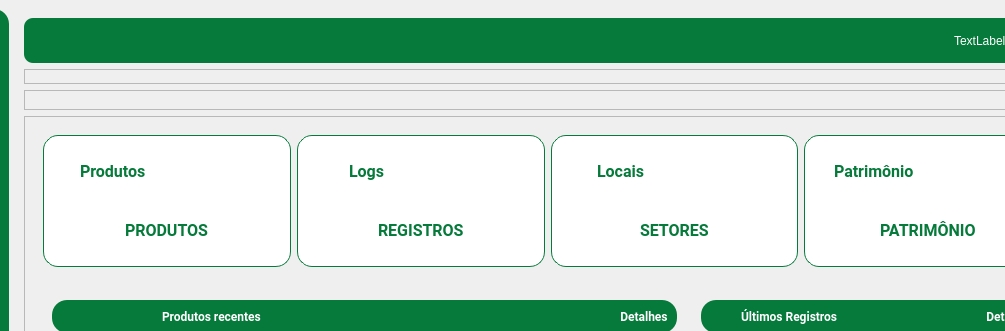
Above: PATP/asset_ctrl/templates/interfaces/interface.ui from eduardogm22/controle_patrimonio before the change; both pictures show x 111 to 1116 and y 0 to 331 of the 1200 by 801 pixel window. Below: the same form after it.
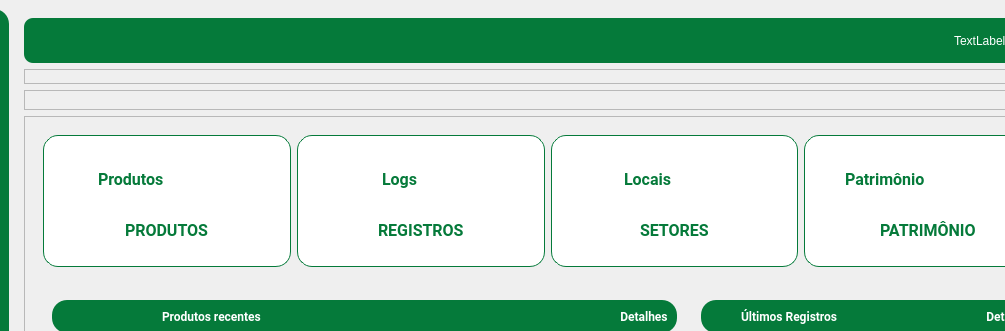
That is the form after the change. Icons and pictures are not drawn.

```diff
--- a/PATP/asset_ctrl/templates/interfaces/interface.ui
+++ b/PATP/asset_ctrl/templates/interfaces/interface.ui
@@ -713,7 +713,7 @@
                    <enum>QFrame::Raised</enum>
                   </property>
                   <layout class="QHBoxLayout" name="horizontalLayout_12">
-                   <item alignment="Qt::AlignHCenter">
+                   <item alignment="Qt::AlignRight|Qt::AlignBottom">
                     <widget class="QLabel" name="textProd">
                      <property name="font">
                       <font>
@@ -806,7 +806,7 @@
                    <enum>QFrame::Raised</enum>
                   </property>
                   <layout class="QHBoxLayout" name="horizontalLayout_13">
-                   <item alignment="Qt::AlignHCenter">
+                   <item alignment="Qt::AlignRight|Qt::AlignBottom">
                     <widget class="QLabel" name="textLogs">
                      <property name="font">
                       <font>
@@ -896,7 +896,7 @@
                    <enum>QFrame::Raised</enum>
                   </property>
                   <layout class="QHBoxLayout" name="horizontalLayout_14">
-                   <item alignment="Qt::AlignHCenter">
+                   <item alignment="Qt::AlignRight|Qt::AlignBottom">
                     <widget class="QLabel" name="textLocal">
                      <property name="font">
                       <font>
@@ -983,7 +983,7 @@
                    <enum>QFrame::Raised</enum>
                   </property>
                   <layout class="QHBoxLayout" name="horizontalLayout_15">
-                   <item alignment="Qt::AlignHCenter">
+                   <item alignment="Qt::AlignRight|Qt::AlignBottom">
                     <widget class="QLabel" name="textVp">
                      <property name="font">
                       <font>
```
Left out of the diff: 32 changed lines with no effect on the pictures.
